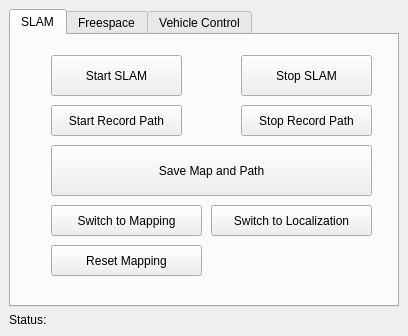
JingruiYu/rqt_state_machine, file src/rqt_state_machine/state_machine_controller.ui: the form before one commit.
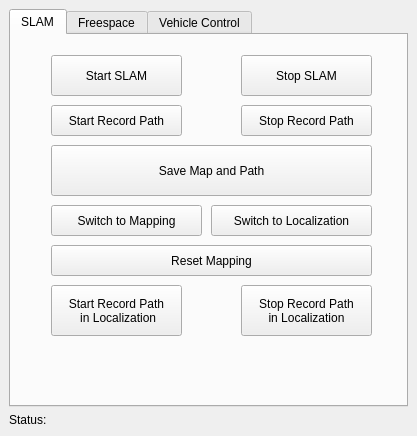
The form after the commit.

Commit message: add button and command to record path in localization mode

Patch:
```diff
--- a/src/rqt_state_machine/state_machine_controller.ui
+++ b/src/rqt_state_machine/state_machine_controller.ui
@@ -9,8 +9,8 @@
    <rect>
     <x>0</x>
     <y>0</y>
-    <width>408</width>
-    <height>336</height>
+    <width>417</width>
+    <height>436</height>
    </rect>
   </property>
   <property name="windowTitle">
@@ -143,7 +143,7 @@
            <rect>
             <x>40</x>
             <y>210</y>
-            <width>151</width>
+            <width>321</width>
             <height>31</height>
            </rect>
           </property>
@@ -151,6 +151,34 @@
            <string>Reset Mapping</string>
           </property>
          </widget>
+         <widget class="QPushButton" name="startRecordPathInLocalization">
+          <property name="geometry">
+           <rect>
+            <x>40</x>
+            <y>250</y>
+            <width>131</width>
+            <height>51</height>
+           </rect>
+          </property>
+          <property name="text">
+           <string>Start Record Path 
+ in Localization</string>
+          </property>
+         </widget>
+         <widget class="QPushButton" name="stopRecordPathInLocalization">
+          <property name="geometry">
+           <rect>
+            <x>230</x>
+            <y>250</y>
+            <width>131</width>
+            <height>51</height>
+           </rect>
+          </property>
+          <property name="text">
+           <string>Stop Record Path 
+in Localization</string>
+          </property>
+         </widget>
         </widget>
         <widget class="QWidget" name="tabFreespace">
          <attribute name="title">
```
The commit also changes 2 other files.
